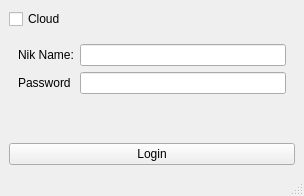
The window that ui/login.ui (volodya-renderberg/lineyka) describes before a commit, drawn with Qt 5.
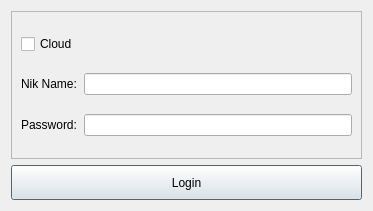
The same window after the commit.

The edit to the form file:
```diff
--- a/ui/login.ui
+++ b/ui/login.ui
@@ -1,57 +1,56 @@
 <?xml version="1.0" encoding="UTF-8"?>
 <ui version="4.0">
- <class>login_window</class>
- <widget class="QMainWindow" name="login_window">
+ <class>Dialog</class>
+ <widget class="QDialog" name="Dialog">
   <property name="geometry">
    <rect>
     <x>0</x>
     <y>0</y>
-    <width>304</width>
-    <height>196</height>
+    <width>373</width>
+    <height>211</height>
    </rect>
   </property>
   <property name="windowTitle">
    <string>User Login</string>
   </property>
-  <widget class="QWidget" name="centralwidget">
    <layout class="QVBoxLayout" name="verticalLayout">
-    <item>
-     <widget class="QCheckBox" name="check_box">
-      <property name="text">
-       <string>Cloud</string>
-      </property>
-     </widget>
-    </item>
     <item>
      <widget class="QFrame" name="frame">
       <property name="frameShape">
-       <enum>QFrame::NoFrame</enum>
+      <enum>QFrame::StyledPanel</enum>
       </property>
       <property name="frameShadow">
        <enum>QFrame::Raised</enum>
       </property>
-      <layout class="QFormLayout" name="formLayout">
-       <item row="0" column="0">
+     <layout class="QGridLayout" name="gridLayout">
+      <item row="2" column="1">
+       <widget class="QLineEdit" name="login_password_field">
+        <property name="echoMode">
+         <enum>QLineEdit::Password</enum>
+        </property>
+       </widget>
+      </item>
+      <item row="1" column="0">
         <widget class="QLabel" name="label">
          <property name="text">
           <string>Nik Name:</string>
          </property>
         </widget>
        </item>
-       <item row="0" column="1">
-        <widget class="QLineEdit" name="login_nik_name_field"/>
-       </item>
-       <item row="1" column="0">
+      <item row="2" column="0">
         <widget class="QLabel" name="label_2">
          <property name="text">
-          <string>Password</string>
+         <string>Password:</string>
          </property>
         </widget>
        </item>
        <item row="1" column="1">
-        <widget class="QLineEdit" name="login_password_field">
-         <property name="echoMode">
-          <enum>QLineEdit::Password</enum>
+       <widget class="QLineEdit" name="login_nik_name_field"/>
+      </item>
+      <item row="0" column="0">
+       <widget class="QCheckBox" name="check_box">
+        <property name="text">
+         <string>Cloud</string>
          </property>
         </widget>
        </item>
@@ -60,24 +59,18 @@
     </item>
     <item>
      <widget class="QPushButton" name="login_button">
+     <property name="minimumSize">
+      <size>
+       <width>0</width>
+       <height>35</height>
+      </size>
+     </property>
       <property name="text">
        <string>Login</string>
       </property>
      </widget>
     </item>
    </layout>
-  </widget>
-  <widget class="QMenuBar" name="menubar">
-   <property name="geometry">
-    <rect>
-     <x>0</x>
-     <y>0</y>
-     <width>304</width>
-     <height>22</height>
-    </rect>
-   </property>
-  </widget>
-  <widget class="QStatusBar" name="statusbar"/>
  </widget>
  <resources/>
  <connections/>
```
Lines whose indentation alone changed are shown as unchanged.
